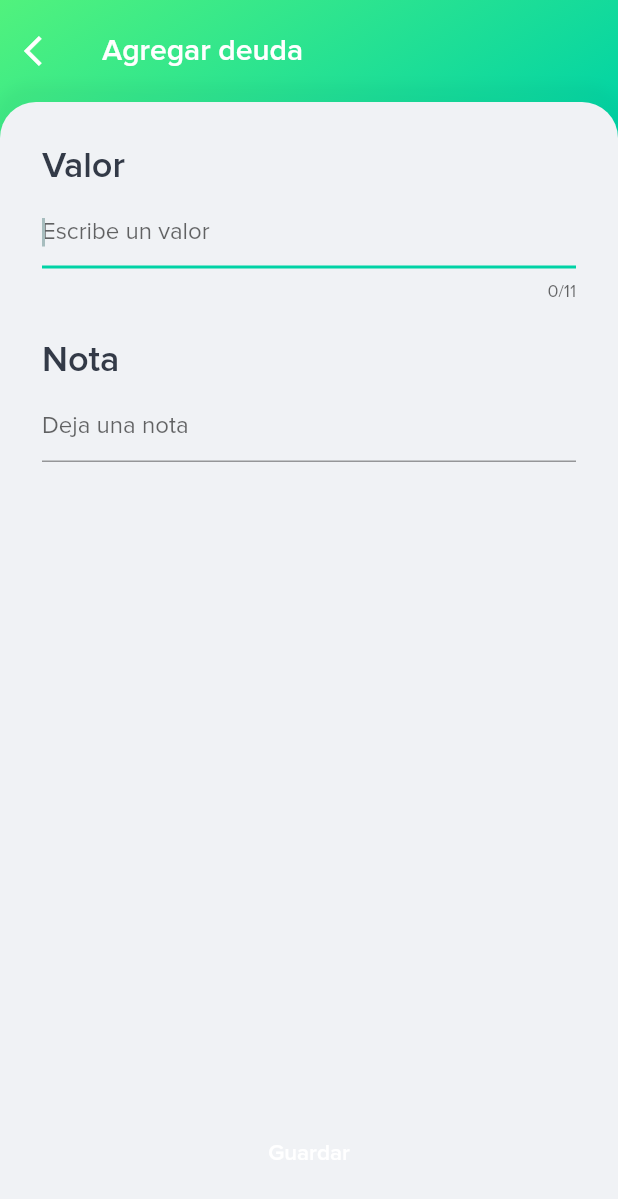
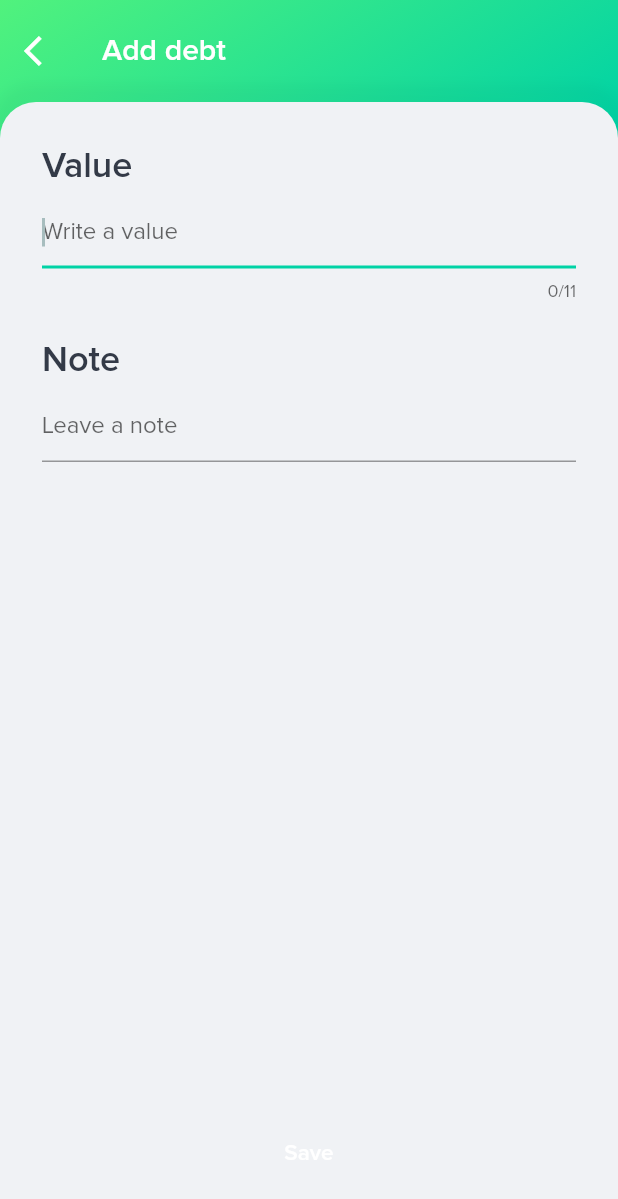
Before and after one commit to fabirt/debts-app, a Flutter app: the DebtorDebtsPage screen opened directly with empty values, after a tap on the "add" icon, on a phone screen of 412 x 824 dp. Shown: the top 1199 px of the screen. Run offline on Flutter 3.47's test engine with Material 2 defaults, Android fonts, the phone set to English and light mode, and no system bars; our stand-ins replace rxdart, sqflite; accounts and stored records are empty.

Commit message:
Implementando app localizations

```diff
--- a/lib/src/pages/add_debt/add_debt_page.dart
+++ b/lib/src/pages/add_debt/add_debt_page.dart
@@ -1,6 +1,7 @@
 import 'package:flutter/material.dart';
 import 'package:flutter/services.dart';
 
+import 'package:debts_app/src/locale/app_localizations.dart';
 import 'package:debts_app/src/bloc/inherited_bloc.dart';
 import 'package:debts_app/src/models/index.dart';
 import 'package:debts_app/src/widgets/index.dart';
@@ -118,8 +119,11 @@ class _AddDebtPageState extends State<AddDebtPage> {
   }
 
   Widget _buildHeader(BuildContext context) {
+    final localizations = AppLocalizations.of(context);
     return CustomAppBar(
-      titleText: widget.debt != null ? 'Editar deuda' : 'Agregar deuda',
+      titleText: widget.debt != null
+          ? localizations.translate('edit_debt')
+          : localizations.translate('add_debt'),
     );
   }
 
@@ -132,14 +136,14 @@ class _AddDebtPageState extends State<AddDebtPage> {
         children: <Widget>[
           const FractionallySizedBox(widthFactor: 1.0),
           Text(
-            'Valor',
+            AppLocalizations.of(context).translate('value'),
             style: TextStyle(fontSize: 24.0, fontWeight: FontWeight.w600),
           ),
           const SizedBox(height: 6.0),
           _buildValueTextField(),
           const SizedBox(height: 24.0),
           Text(
-            'Nota',
+            AppLocalizations.of(context).translate('note'),
             style: TextStyle(fontSize: 24.0, fontWeight: FontWeight.w600),
           ),
           const SizedBox(height: 6.0),
@@ -164,9 +168,9 @@ class _AddDebtPageState extends State<AddDebtPage> {
           BlacklistingTextInputFormatter(RegExp(r'\D')),
           utils.NumberFormatter(),
         ],
-        decoration: const InputDecoration(
-          hintText: 'Escribe un valor',
-          counterText: null
+        decoration: InputDecoration(
+          hintText: AppLocalizations.of(context).translate('value_hint'),
+          counterText: null,
         ),
         onFieldSubmitted: (_) {
           FocusScope.of(context).requestFocus(_focusNode);
@@ -184,8 +188,8 @@ class _AddDebtPageState extends State<AddDebtPage> {
         textCapitalization: TextCapitalization.sentences,
         cursorColor: utils.Colors.towerGray,
         onChanged: _onNoteTextChanged,
-        decoration: const InputDecoration(
-          hintText: 'Deja una nota',
+        decoration: InputDecoration(
+          hintText: AppLocalizations.of(context).translate('note_hint'),
         ),
       ),
     );
@@ -206,7 +210,7 @@ class _AddDebtPageState extends State<AddDebtPage> {
               alignment: Alignment.center,
               padding: const EdgeInsets.all(16.0),
               child: Text(
-                'Guardar',
+                AppLocalizations.of(context).translate('save'),
                 style: TextStyle(fontWeight: FontWeight.w600, fontSize: 15.0),
               ),
             ),
--- a/lib/src/pages/add_debtor/add_debtor_page.dart
+++ b/lib/src/pages/add_debtor/add_debtor_page.dart
@@ -1,4 +1,5 @@
 import 'package:flutter/material.dart';
+import 'package:debts_app/src/locale/app_localizations.dart';
 import 'package:debts_app/src/bloc/inherited_bloc.dart';
 import 'package:debts_app/src/models/index.dart';
 import 'package:debts_app/src/widgets/index.dart';
@@ -50,7 +51,9 @@ class _AddDebtorPageState extends State<AddDebtorPage> {
   }
 
   Widget _buildHeader(BuildContext context) {
-    return const CustomAppBar(titleText: 'Agregar deudor');
+    return CustomAppBar(
+      titleText: AppLocalizations.of(context).translate('add_person'),
+    );
   }
 
   Widget _buildContent() {
@@ -61,7 +64,7 @@ class _AddDebtorPageState extends State<AddDebtorPage> {
         children: <Widget>[
           const FractionallySizedBox(widthFactor: 1.0),
           Text(
-            'Nombre',
+            AppLocalizations.of(context).translate('name'),
             style: TextStyle(fontSize: 28.0, fontWeight: FontWeight.w600),
           ),
           const SizedBox(height: 10.0),
@@ -81,7 +84,7 @@ class _AddDebtorPageState extends State<AddDebtorPage> {
         textCapitalization: TextCapitalization.words,
         cursorColor: utils.Colors.towerGray,
         decoration: InputDecoration(
-          hintText: 'Escribe un nombre',
+          hintText: AppLocalizations.of(context).translate('name_hint'),
           focusColor: Colors.red,
         ),
         onChanged: _onTextChanged,
@@ -102,7 +105,7 @@ class _AddDebtorPageState extends State<AddDebtorPage> {
             alignment: Alignment.center,
             padding: const EdgeInsets.all(16.0),
             child: Text(
-              'Guardar',
+              AppLocalizations.of(context).translate('save'),
               style: TextStyle(fontWeight: FontWeight.w600, fontSize: 15.0),
             ),
           ),
--- a/lib/src/pages/add_lender/add_lender_page.dart
+++ b/lib/src/pages/add_lender/add_lender_page.dart
@@ -1,4 +1,5 @@
 import 'package:flutter/material.dart';
+import 'package:debts_app/src/locale/app_localizations.dart';
 import 'package:debts_app/src/bloc/inherited_bloc.dart';
 import 'package:debts_app/src/models/index.dart';
 import 'package:debts_app/src/widgets/index.dart';
@@ -50,7 +51,9 @@ class _AddLenderPageState extends State<AddLenderPage> {
   }
 
   Widget _buildHeader(BuildContext context) {
-    return const CustomAppBar(titleText: 'Agregar prestamista');
+    return CustomAppBar(
+      titleText: AppLocalizations.of(context).translate('add_person'),
+    );
   }
 
   Widget _buildContent() {
@@ -61,7 +64,7 @@ class _AddLenderPageState extends State<AddLenderPage> {
         children: <Widget>[
           const FractionallySizedBox(widthFactor: 1.0),
           Text(
-            'Nombre',
+            AppLocalizations.of(context).translate('name'),
             style: TextStyle(fontSize: 28.0, fontWeight: FontWeight.w600),
           ),
           const SizedBox(height: 10.0),
@@ -81,7 +84,7 @@ class _AddLenderPageState extends State<AddLenderPage> {
         textCapitalization: TextCapitalization.words,
         cursorColor: utils.Colors.towerGray,
         decoration: InputDecoration(
-          hintText: 'Escribe un nombre',
+          hintText: AppLocalizations.of(context).translate('name_hint'),
           focusColor: Colors.red,
         ),
         onChanged: _onTextChanged,
@@ -102,7 +105,7 @@ class _AddLenderPageState extends State<AddLenderPage> {
             alignment: Alignment.center,
             padding: const EdgeInsets.all(16.0),
             child: Text(
-              'Guardar',
+              AppLocalizations.of(context).translate('save'),
               style: TextStyle(fontWeight: FontWeight.w600, fontSize: 15.0),
             ),
           ),
--- a/lib/src/pages/add_loan/add_loan_page.dart
+++ b/lib/src/pages/add_loan/add_loan_page.dart
@@ -1,6 +1,7 @@
 import 'package:flutter/material.dart';
 import 'package:flutter/services.dart';
 
+import 'package:debts_app/src/locale/app_localizations.dart';
 import 'package:debts_app/src/bloc/inherited_bloc.dart';
 import 'package:debts_app/src/models/index.dart';
 import 'package:debts_app/src/widgets/index.dart';
@@ -118,8 +119,11 @@ class _AddLoanPageState extends State<AddLoanPage> {
   }
 
   Widget _buildHeader(BuildContext context) {
+    final localizations = AppLocalizations.of(context);
     return CustomAppBar(
-      titleText: widget.loan != null ? 'Editar deuda' : 'Agregar deuda',
+      titleText: widget.loan != null
+          ? localizations.translate('edit_debt')
+          : localizations.translate('add_debt'),
     );
   }
 
@@ -132,14 +136,14 @@ class _AddLoanPageState extends State<AddLoanPage> {
         children: <Widget>[
           const FractionallySizedBox(widthFactor: 1.0),
           Text(
-            'Valor',
+            AppLocalizations.of(context).translate('value'),
             style: TextStyle(fontSize: 24.0, fontWeight: FontWeight.w600),
           ),
           const SizedBox(height: 6.0),
           _buildValueTextField(),
           const SizedBox(height: 24.0),
           Text(
-            'Nota',
+            AppLocalizations.of(context).translate('note'),
             style: TextStyle(fontSize: 24.0, fontWeight: FontWeight.w600),
           ),
           const SizedBox(height: 6.0),
@@ -164,8 +168,8 @@ class _AddLoanPageState extends State<AddLoanPage> {
           BlacklistingTextInputFormatter(RegExp(r'\D')),
           utils.NumberFormatter(),
         ],
-        decoration: const InputDecoration(
-          hintText: 'Escribe un valor',
+        decoration: InputDecoration(
+          hintText: AppLocalizations.of(context).translate('value_hint'),
           counterText: null,
         ),
         onFieldSubmitted: (_) {
@@ -184,8 +188,8 @@ class _AddLoanPageState extends State<AddLoanPage> {
         textCapitalization: TextCapitalization.sentences,
         cursorColor: utils.Colors.towerGray,
         onChanged: _onNoteTextChanged,
-        decoration: const InputDecoration(
-          hintText: 'Deja una nota',
+        decoration: InputDecoration(
+          hintText: AppLocalizations.of(context).translate('note_hint'),
         ),
       ),
     );
@@ -206,7 +210,7 @@ class _AddLoanPageState extends State<AddLoanPage> {
               alignment: Alignment.center,
               padding: const EdgeInsets.all(16.0),
               child: Text(
-                'Guardar',
+                AppLocalizations.of(context).translate('save'),
                 style: TextStyle(fontWeight: FontWeight.w600, fontSize: 15.0),
               ),
             ),
--- a/lib/src/pages/debtor_debts/debtor_debts_page.dart
+++ b/lib/src/pages/debtor_debts/debtor_debts_page.dart
@@ -1,5 +1,6 @@
 import 'package:flutter/material.dart';
 import 'package:debts_app/src/bloc/inherited_bloc.dart';
+import 'package:debts_app/src/locale/app_localizations.dart';
 import 'package:debts_app/src/models/index.dart';
 import 'package:debts_app/src/widgets/index.dart';
 import 'package:debts_app/src/pages/add_debt/add_debt_page.dart';
@@ -46,7 +47,7 @@ class DebtorDebtsPage extends StatelessWidget {
             ),
             Expanded(
               child: RoundedShadowContainer(
-                child: _buildContent(bloc),
+                child: _buildContent(context),
               ),
             )
           ],
@@ -62,13 +63,14 @@ class DebtorDebtsPage extends StatelessWidget {
     );
   }
 
-  Widget _buildContent(InheritedBloc bloc) {
+  Widget _buildContent(BuildContext context) {
+    final bloc = InheritedBloc.of(context);
     return StreamBuilder(
       stream: bloc.debtorsBloc.debtsStream,
       builder: (BuildContext context, AsyncSnapshot<List<Debt>> snapshot) {
         if (snapshot.hasData) {
           final data = snapshot.data;
-          if (data.isEmpty) return _buildEmptyState();
+          if (data.isEmpty) return _buildEmptyState(context);
           return ListView.builder(
             itemCount: data.length,
             padding: const EdgeInsets.only(bottom: 110.0, top: 20.0),
@@ -81,16 +83,16 @@ class DebtorDebtsPage extends StatelessWidget {
             },
           );
         } else {
-          return _buildEmptyState();
+          return _buildEmptyState(context);
         }
       },
     );
   }
 
-  Widget _buildEmptyState() {
+  Widget _buildEmptyState(BuildContext context) {
     return EmptyState(
       icon: Icons.sentiment_satisfied,
-      message: 'No tienes deudas pendientes',
+      message: AppLocalizations.of(context).translate('no_debts'),
     );
   }
 }
--- a/lib/src/pages/debtors/debtors_page.dart
+++ b/lib/src/pages/debtors/debtors_page.dart
@@ -1,4 +1,5 @@
 import 'package:flutter/material.dart';
+import 'package:debts_app/src/locale/app_localizations.dart';
 import 'package:debts_app/src/widgets/index.dart';
 import 'package:debts_app/src/bloc/inherited_bloc.dart';
 import 'package:debts_app/src/models/index.dart';
@@ -125,7 +126,7 @@ class _DebtorsPageState extends State<DebtorsPage>
           crossAxisAlignment: CrossAxisAlignment.start,
           children: <Widget>[
             Text(
-              'Me deben en total',
+              AppLocalizations.of(context).translate('owe_me_total'),
               style: TextStyle(
                 color: const Color.fromRGBO(255, 255, 255, 0.7),
                 fontSize: 15.0,
@@ -176,7 +177,7 @@ class _DebtorsPageState extends State<DebtorsPage>
   Widget _buildEmptyState() {
     return EmptyState(
       icon: Icons.sentiment_very_satisfied,
-      message: 'No tienes deudas pendientes',
+      message: AppLocalizations.of(context).translate('no_owe_me'),
     );
   }
 
```
Also changed, not shown: lib/src/pages/home/home_page.dart (+12 -5 lines), lib/src/pages/lenders/lenders_page.dart (+6 -5 lines), lib/src/pages/loans/loans_page.dart (+8 -6 lines).
